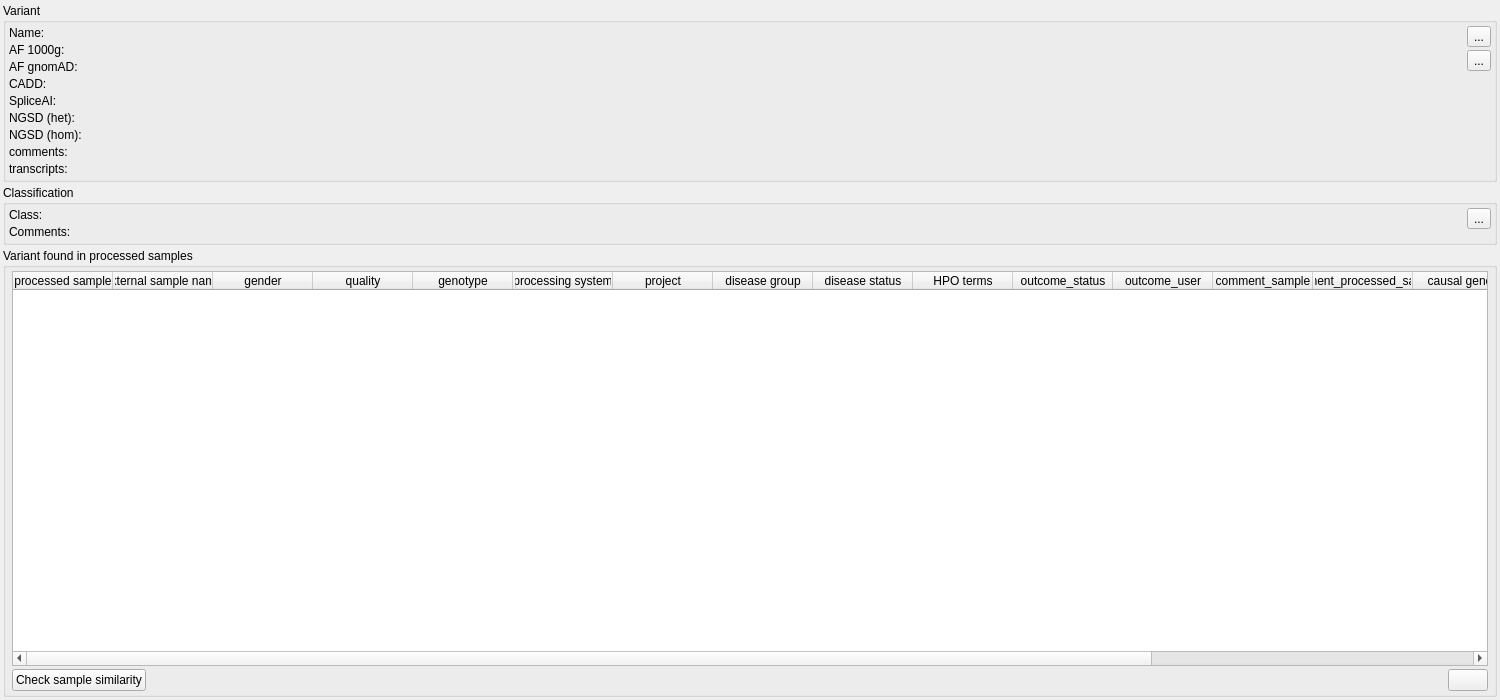
Before: the Qt Designer form src/GSvar/VariantWidget.ui in imgag/ngs-bits, drawn with Qt 5.
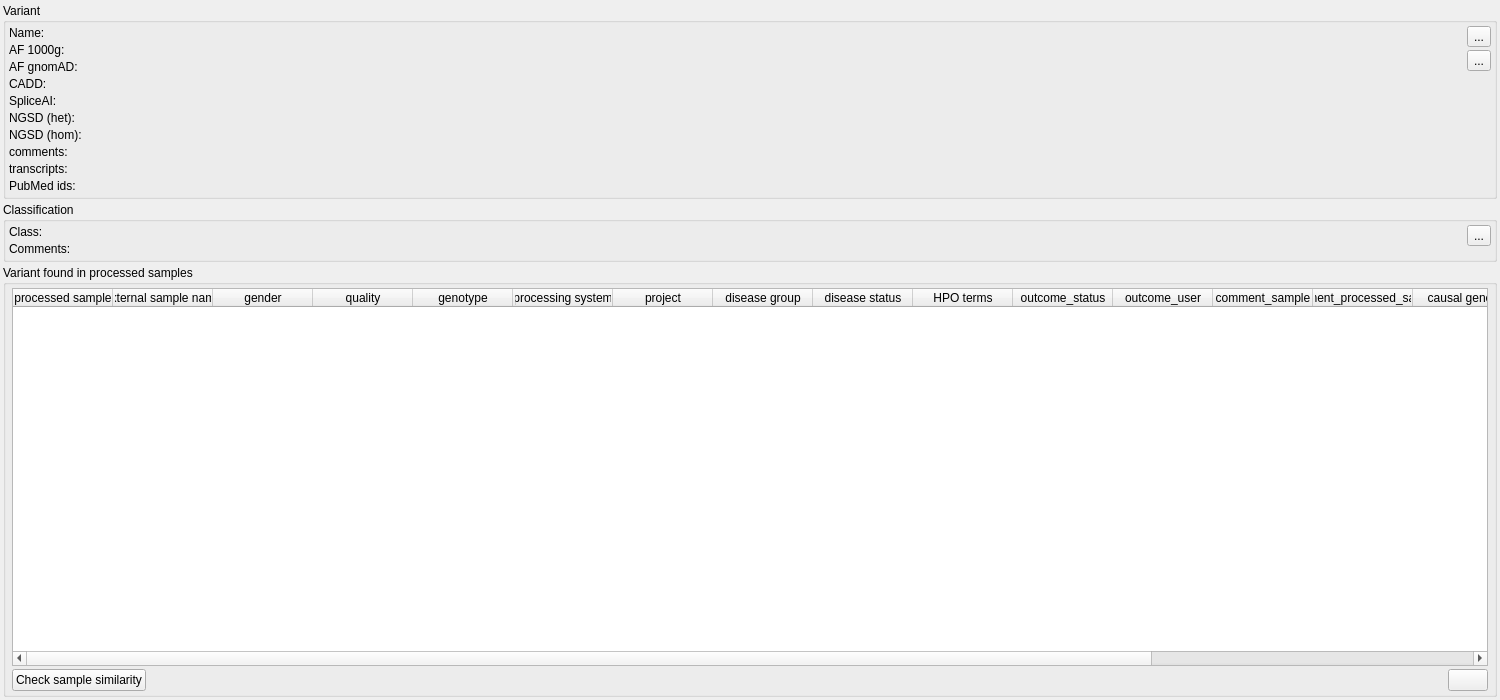
After: the same form once the commit is applied. Icons and pictures are not drawn.

Commit message: src/GSvar/VariantWidget.*: added PubMed ids to variant tab

Diff of the .ui file:
```diff
--- a/src/GSvar/VariantWidget.ui
+++ b/src/GSvar/VariantWidget.ui
@@ -256,6 +256,23 @@
           </property>
          </widget>
         </item>
+        <item row="9" column="0">
+         <widget class="QLabel" name="label_12">
+          <property name="text">
+           <string>PubMed ids:</string>
+          </property>
+          <property name="alignment">
+           <set>Qt::AlignLeading|Qt::AlignLeft|Qt::AlignTop</set>
+          </property>
+         </widget>
+        </item>
+        <item row="9" column="1">
+         <widget class="QLabel" name="pubmed">
+          <property name="text">
+           <string/>
+          </property>
+         </widget>
+        </item>
        </layout>
       </item>
       <item>
```
The commit also changes 2 other files.
